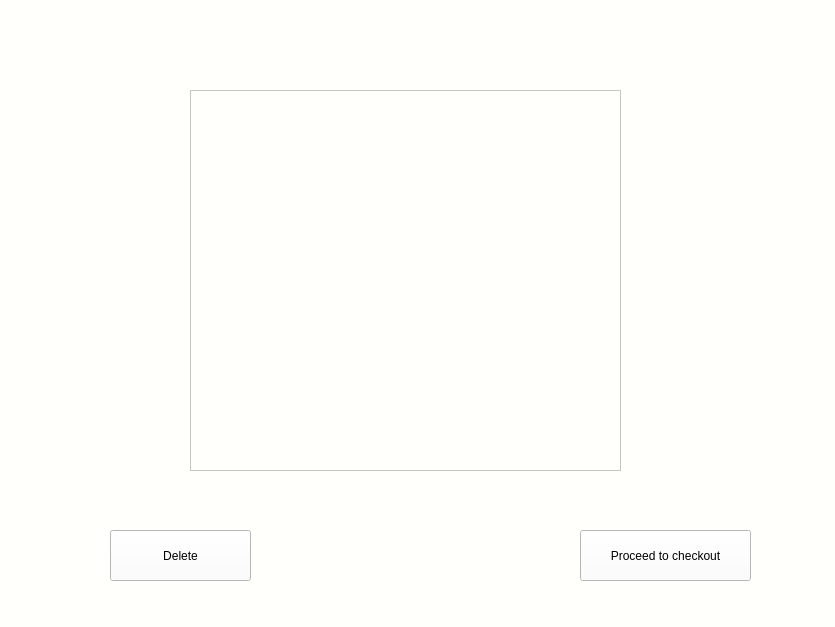
This is MEDAD/shoppingcart.ui in yomnahisham/CSCE1102-LabProject as Qt 5 draws it before an edit. The edited form follows.
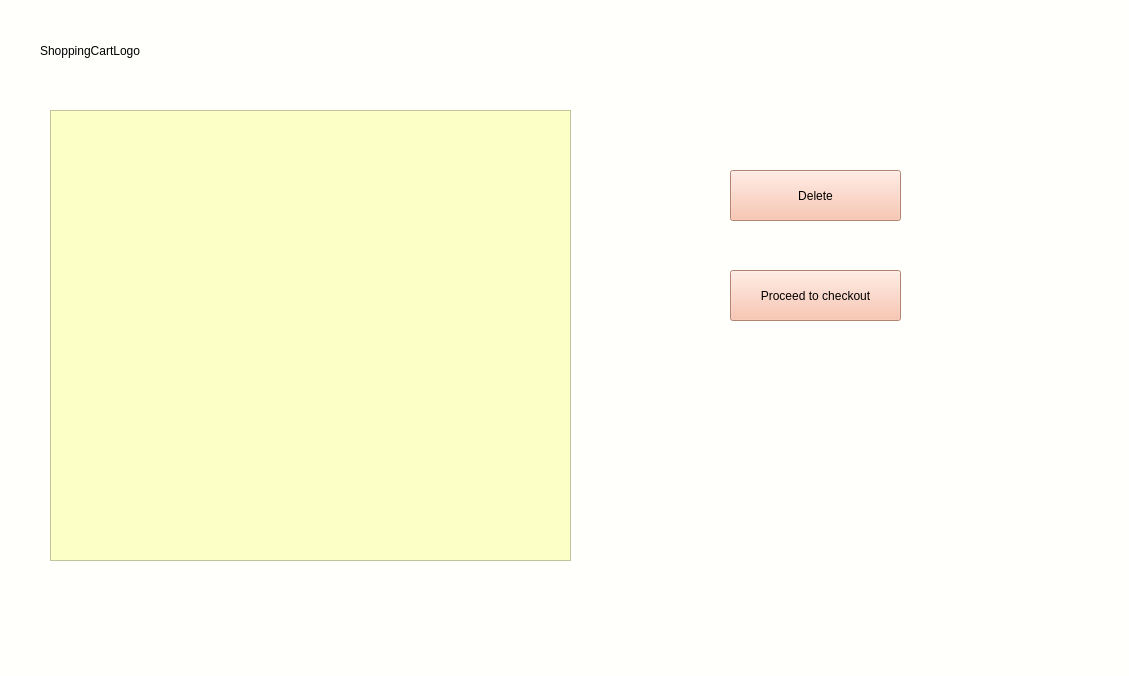
This is the edited form.

The edit to the form file:
```diff
--- a/MEDAD/shoppingcart.ui
+++ b/MEDAD/shoppingcart.ui
@@ -6,8 +6,8 @@
    <rect>
     <x>0</x>
     <y>0</y>
-    <width>835</width>
-    <height>627</height>
+    <width>1129</width>
+    <height>676</height>
    </rect>
   </property>
   <property name="windowTitle">
@@ -20,22 +20,32 @@
   <widget class="QTableWidget" name="cartTable">
    <property name="geometry">
     <rect>
-     <x>190</x>
-     <y>90</y>
-     <width>431</width>
-     <height>381</height>
+     <x>50</x>
+     <y>110</y>
+     <width>521</width>
+     <height>451</height>
     </rect>
    </property>
+   <property name="styleSheet">
+    <string notr="true">color: rgb(0, 0, 0);
+border-color: rgb(255, 255, 255);
+background-color: rgb(252, 255, 198);
+</string>
+   </property>
   </widget>
   <widget class="QPushButton" name="CheckOutButton">
    <property name="geometry">
     <rect>
-     <x>580</x>
-     <y>530</y>
+     <x>730</x>
+     <y>270</y>
      <width>171</width>
      <height>51</height>
     </rect>
    </property>
+   <property name="styleSheet">
+    <string notr="true">color: rgb(0, 0, 0);
+background-color: rgb(249, 184, 158);</string>
+   </property>
    <property name="text">
     <string>Proceed to checkout</string>
    </property>
@@ -43,16 +53,33 @@
   <widget class="QPushButton" name="DeleteItem">
    <property name="geometry">
     <rect>
-     <x>110</x>
-     <y>530</y>
-     <width>141</width>
+     <x>730</x>
+     <y>170</y>
+     <width>171</width>
      <height>51</height>
     </rect>
    </property>
+   <property name="styleSheet">
+    <string notr="true">color: rgb(0, 0, 0);
+background-color: rgb(249, 184, 158);</string>
+   </property>
    <property name="text">
     <string>Delete</string>
    </property>
   </widget>
+  <widget class="QLabel" name="ShoppingCartLogo">
+   <property name="geometry">
+    <rect>
+     <x>40</x>
+     <y>30</y>
+     <width>151</width>
+     <height>41</height>
+    </rect>
+   </property>
+   <property name="text">
+    <string>ShoppingCartLogo</string>
+   </property>
+  </widget>
  </widget>
  <resources/>
  <connections/>
```
